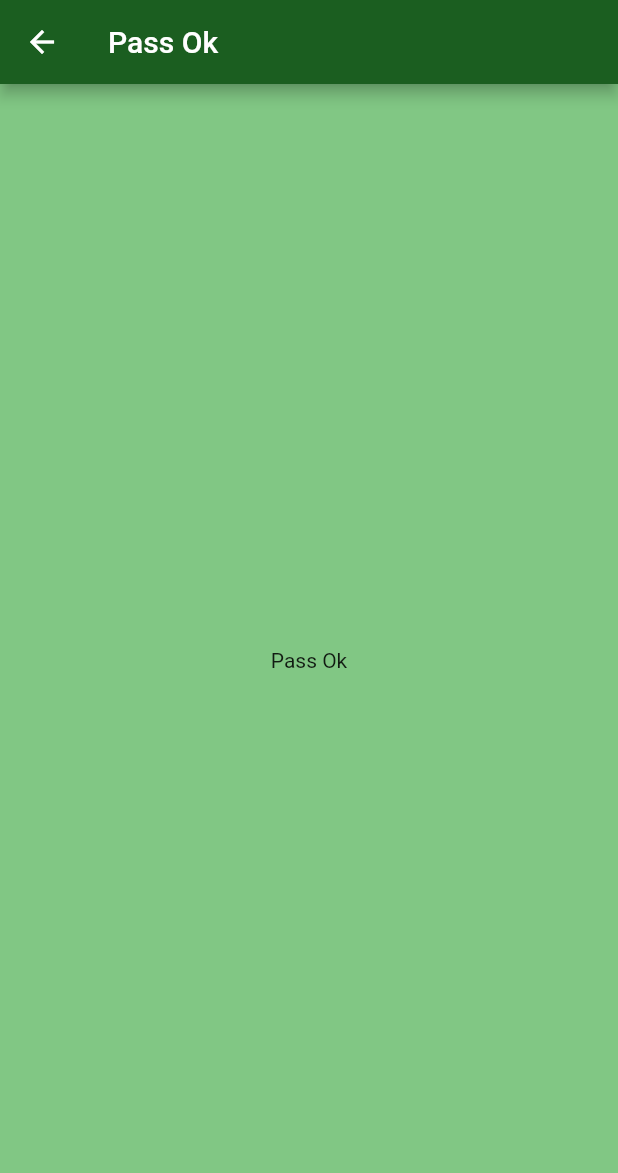
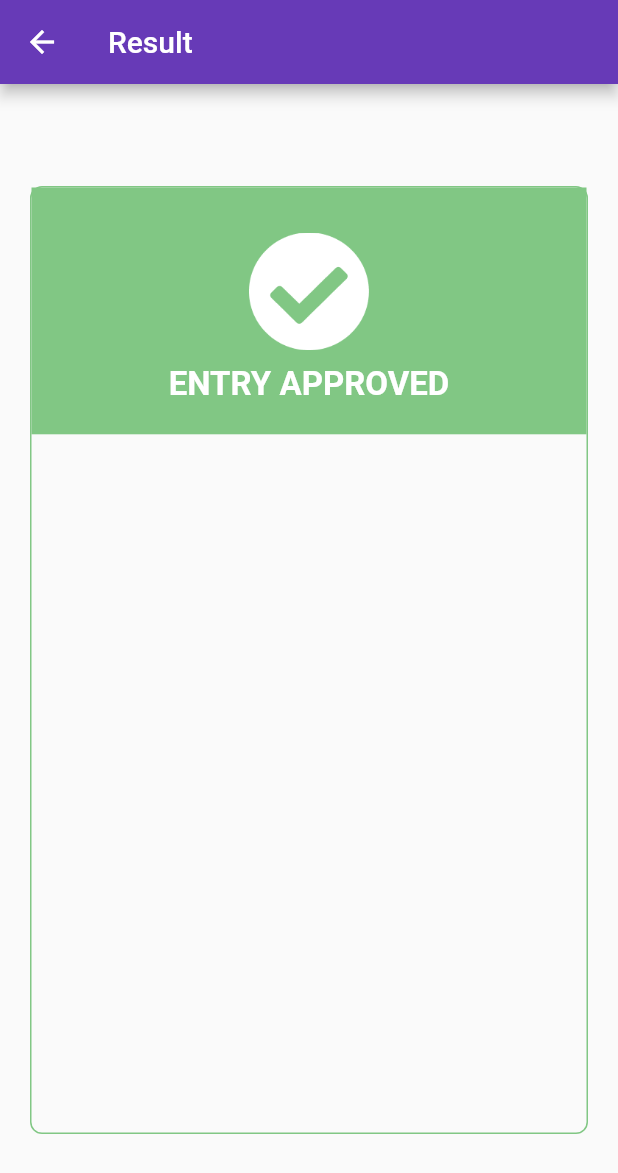
Before and after one commit to ginduc/rapidpass-checkpoint, a Flutter app: the PassOkScreen screen opened by its route, on a phone screen of 412 x 824 dp. Shown: the top 1173 px of the screen. Run offline on Flutter 3.47's test engine with Material 2 defaults, Android fonts, the phone set to English and light mode, and no system bars; missing offline and left inert: barcode_scan, device_id.

Commit message:
Entry Approved screen looks more like it

```diff
--- /dev/null
+++ b/lib/components/main_menu_button.dart
@@ -0,0 +1,35 @@
+import 'package:flutter/material.dart';
+import 'package:rapidpass_checkpoint/themes/default.dart';
+
+class MainMenuButton extends StatelessWidget {
+  final String text;
+  final String iconName;
+  final VoidCallback onPressed;
+
+  MainMenuButton(this.text, this.iconName, this.onPressed);
+
+  @override
+  Widget build(BuildContext context) {
+    return Padding(
+      padding: const EdgeInsets.all(8.0),
+      child: SizedBox(
+        width: 300.0,
+        child: OutlineButton(
+          borderSide: BorderSide(width: 2.0, color: deepPurple900),
+          shape:
+              RoundedRectangleBorder(borderRadius: BorderRadius.circular(10.0)),
+          child: Row(
+            children: <Widget>[
+              Image(
+                width: 80.0,
+                image: AssetImage('assets/' + this.iconName),
+              ),
+              Text(this.text),
+            ],
+          ),
+          onPressed: this.onPressed,
+        ),
+      ),
+    );
+  }
+}
--- a/lib/main.dart
+++ b/lib/main.dart
@@ -16,11 +16,9 @@ class RapidPassCheckpointApp extends StatelessWidget {
         primarySwatch: Colors.deepPurple,
       ),
       initialRoute: "/",
+      routes: {'/': (_) => WelcomeScreen()},
       onGenerateRoute: (RouteSettings settings) {
         switch (settings.name) {
-          case '/':
-            return CupertinoPageRoute(
-                builder: (_) => WelcomeScreen(), settings: settings);
           case '/menu':
             return CupertinoPageRoute(
                 builder: (_) => MainMenuScreen('Camp Aguinaldo'),
--- a/lib/screens/main_menu.dart
+++ b/lib/screens/main_menu.dart
@@ -5,6 +5,7 @@ import 'dart:typed_data';
 import 'package:barcode_scan/barcode_scan.dart';
 import 'package:flutter/material.dart';
 import 'package:flutter/services.dart';
+import 'package:rapidpass_checkpoint/components/main_menu_button.dart';
 import 'package:rapidpass_checkpoint/themes/default.dart';
 import 'package:rapidpass_checkpoint/utils/qr_code_decoder.dart';
 
@@ -152,36 +153,3 @@ class MainMenu extends StatelessWidget {
     );
   }
 }
-
-class MainMenuButton extends StatelessWidget {
-  final String text;
-  final String iconName;
-  final VoidCallback onPressed;
-
-  MainMenuButton(this.text, this.iconName, this.onPressed);
-
-  @override
-  Widget build(BuildContext context) {
-    return Padding(
-      padding: const EdgeInsets.all(8.0),
-      child: SizedBox(
-        width: 300.0,
-        child: OutlineButton(
-          borderSide: BorderSide(width: 2.0, color: deepPurple900),
-          shape:
-              RoundedRectangleBorder(borderRadius: BorderRadius.circular(10.0)),
-          child: Row(
-            children: <Widget>[
-              Image(
-                width: 80.0,
-                image: AssetImage('assets/' + this.iconName),
-              ),
-              Text(this.text),
-            ],
-          ),
-          onPressed: this.onPressed,
-        ),
-      ),
-    );
-  }
-}
--- a/lib/screens/pass_ok.dart
+++ b/lib/screens/pass_ok.dart
@@ -11,14 +11,46 @@ class PassOkScreen extends StatelessWidget {
   @override
   Widget build(BuildContext context) {
     return Scaffold(
-        backgroundColor: green300,
-        appBar: AppBar(backgroundColor: Colors.green.shade900, title: Text('Pass Ok')),
-        body: Container(
-            margin: const EdgeInsets.symmetric(vertical: 48.0),
-            child: Center(
-                child: Column(
-                    mainAxisAlignment: MainAxisAlignment.center,
-                    crossAxisAlignment: CrossAxisAlignment.center,
-                    children: <Widget>[Text('Pass Ok')]))));
+        appBar: AppBar(title: Text('Result')),
+        body: Padding(
+          padding: const EdgeInsets.all(20.0),
+          child: Container(
+              decoration: BoxDecoration(
+                  border: Border.all(color: green300, width: 1.0),
+                  borderRadius: BorderRadius.circular(8.0)),
+              margin: const EdgeInsets.symmetric(vertical: 48.0),
+              child: Center(
+                  child: Column(
+                      mainAxisAlignment: MainAxisAlignment.start,
+                      crossAxisAlignment: CrossAxisAlignment.stretch,
+                      children: <Widget>[
+                    Container(
+                      color: green300,
+                      child: Padding(
+                        padding: const EdgeInsets.all(20.0),
+                        child: Center(
+                          child: Column(
+                            children: <Widget>[
+                              Padding(
+                                padding: const EdgeInsets.all(10.0),
+                                child: Image(
+                                  width: 80.0,
+                                  image: AssetImage('assets/check-2x.png'),
+                                ),
+                              ),
+                              Text(
+                                'ENTRY APPROVED',
+                                style: TextStyle(
+                                    color: Colors.white,
+                                    fontSize: 22.0,
+                                    fontWeight: FontWeight.bold),
+                              )
+                            ],
+                          ),
+                        ),
+                      ),
+                    ),
+                  ]))),
+        ));
   }
 }
--- a/pubspec.yaml
+++ b/pubspec.yaml
@@ -45,6 +45,7 @@ flutter:
 
   # To add assets to your application, add an assets section, like this:
   assets:
+    - assets/check-2x.png
     - assets/rapidpass_logo.png
     - assets/control_number-2x.png
     - assets/icons8_qr-code-2x.png
```
Also changed, not shown: assets/check-2x.png (added), assets/check.png (added), 1 other file.
